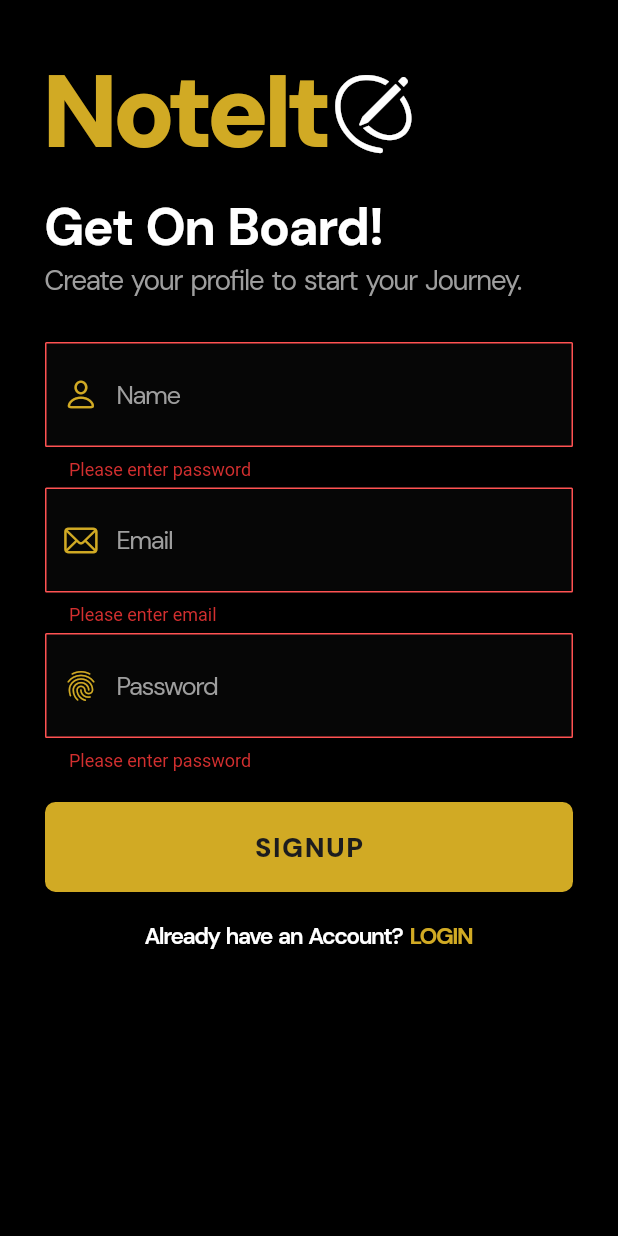
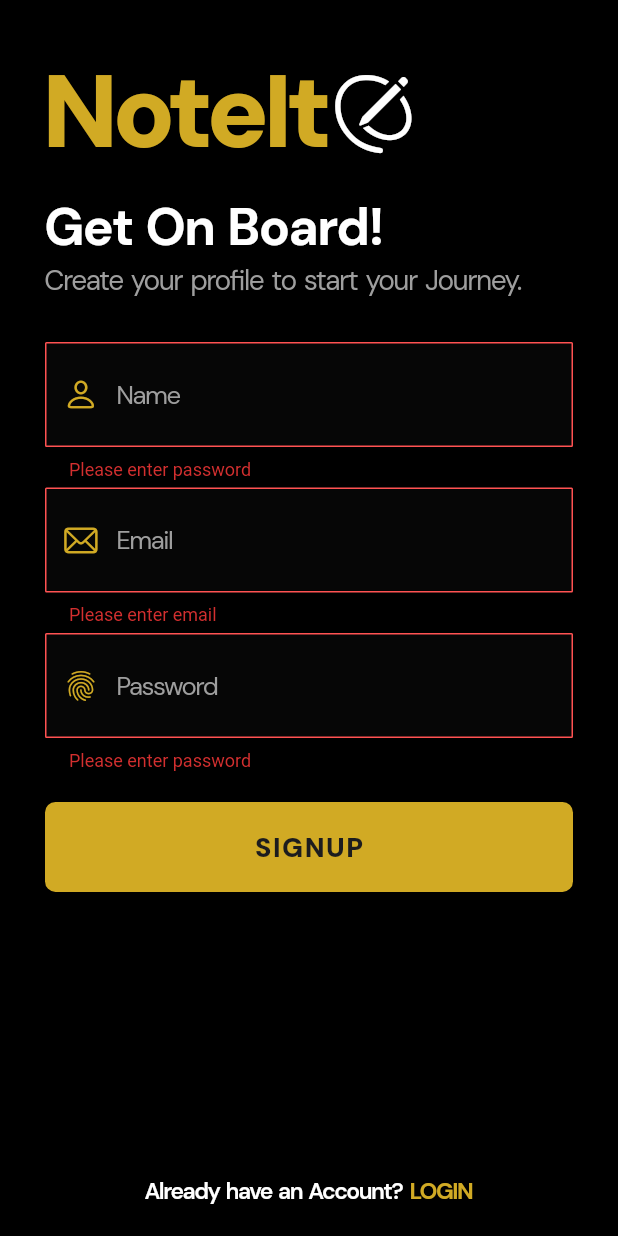
Before and after one commit to DSC-VJTI/Flutter-Forward-Extended, a Flutter app: the Register screen opened directly, after a tap on "SIGNUP", on a phone screen of 412 x 824 dp. Run offline on Flutter 3.47's test engine with Material 2 defaults, Android fonts, the phone set to English and light mode, and no system bars; our stand-ins replace flutter_slidable, google_fonts, share_plus.

Commit message:
Final Changes | linked with Login & Register

```diff
--- a/notes_app/lib/main.dart
+++ b/notes_app/lib/main.dart
@@ -1,5 +1,5 @@
 import 'package:flutter/material.dart';
-import 'package:notes_app/notes/notes.dart';
+import 'package:notes_app/login/login.dart';
 
 void main() {
   runApp(const MyApp());
@@ -13,7 +13,7 @@ class MyApp extends StatelessWidget {
     return const MaterialApp(
       title: 'Notes App',
       debugShowCheckedModeBanner: false,
-      home: Notes(),
+      home: Login(),
     );
   }
 }
--- a/notes_app/lib/register/register.dart
+++ b/notes_app/lib/register/register.dart
@@ -1,5 +1,6 @@
 import 'package:flutter/cupertino.dart';
 import 'package:flutter/material.dart';
+import 'package:notes_app/notes/notes.dart';
 import 'package:notes_app/utils/notes_theme.dart';
 
 class Register extends StatefulWidget {
@@ -23,6 +24,37 @@ class _RegisterState extends State<Register> {
     double width = MediaQuery.of(context).size.width;
     return Scaffold(
       backgroundColor: NotesTheme.backgroundColor,
+      bottomNavigationBar: Padding(
+        padding: const EdgeInsets.all(20.0),
+        child: Row(
+          mainAxisAlignment: MainAxisAlignment.center,
+          crossAxisAlignment: CrossAxisAlignment.center,
+          children: [
+            Text(
+              "Already have an Account?",
+              style: NotesTheme.appText(
+                  size: width / 27,
+                  weight: FontWeight.w600,
+                  color: NotesTheme.whiteColor),
+            ),
+            const SizedBox(
+              width: 5,
+            ),
+            GestureDetector(
+              onTap: () {
+                Navigator.pop(context);
+              },
+              child: Text(
+                "LOGIN",
+                style: NotesTheme.appText(
+                    size: width / 27,
+                    weight: FontWeight.bold,
+                    color: NotesTheme.highlightColor),
+              ),
+            )
+          ],
+        ),
+      ),
       body: SafeArea(
         child: SingleChildScrollView(
           padding: const EdgeInsets.all(30.0),
@@ -165,6 +197,10 @@ class _RegisterState extends State<Register> {
                             setState(() {
                               isLoading1 = true;
                             });
+                            Navigator.pushReplacement(context,
+                                MaterialPageRoute(builder: (_) {
+                              return const Notes();
+                            }));
                           }
                         },
                         child: isLoading1
@@ -187,37 +223,6 @@ class _RegisterState extends State<Register> {
                   ),
                 ],
               ),
-              Padding(
-                padding: const EdgeInsets.all(20.0),
-                child: Row(
-                  mainAxisAlignment: MainAxisAlignment.center,
-                  crossAxisAlignment: CrossAxisAlignment.center,
-                  children: [
-                    Text(
-                      "Already have an Account?",
-                      style: NotesTheme.appText(
-                          size: width / 27,
-                          weight: FontWeight.w600,
-                          color: NotesTheme.whiteColor),
-                    ),
-                    const SizedBox(
-                      width: 5,
-                    ),
-                    GestureDetector(
-                      onTap: () {
-                        Navigator.pop(context);
-                      },
-                      child: Text(
-                        "LOGIN",
-                        style: NotesTheme.appText(
-                            size: width / 27,
-                            weight: FontWeight.bold,
-                            color: NotesTheme.highlightColor),
-                      ),
-                    )
-                  ],
-                ),
-              ),
             ],
           ),
         ),
```
Also changed, not shown: notes_app/lib/login/login.dart (+9 -1 lines).
